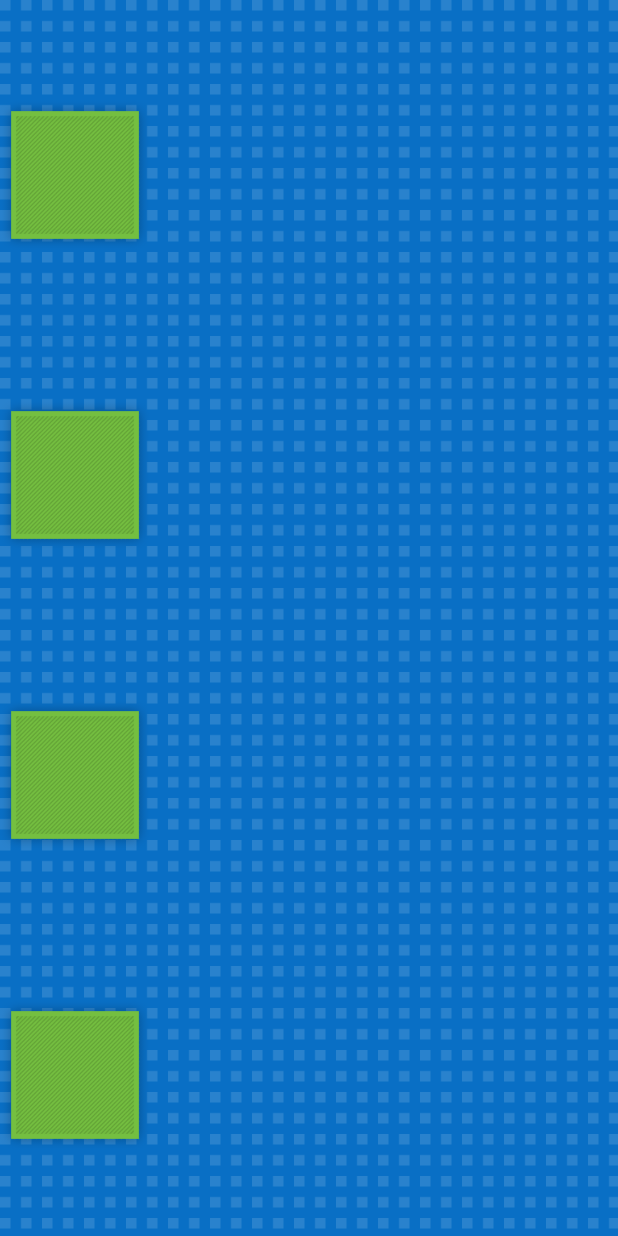
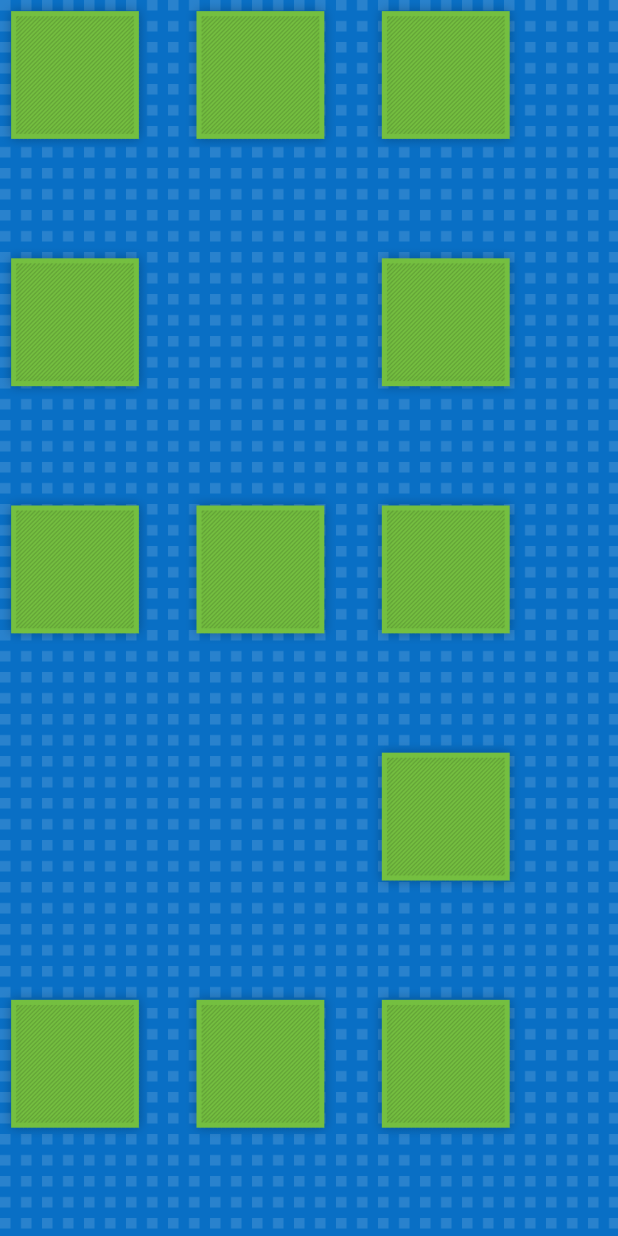
Before and after one commit to juliotguimaraes/9group, an Android app: the screen it shows after launch (MainActivity), on a phone screen of 412 x 824 dp. Run offline under Robolectric (Android 15) with nearby library versions, the phone set to English and light mode, and no system bars.

Commit message:
Adicionando alteracoes do Leandro

```diff
--- a/app/src/main/java/ninegroup/ninegame/MainActivity.java
+++ b/app/src/main/java/ninegroup/ninegame/MainActivity.java
@@ -3,11 +3,10 @@ package ninegroup.ninegame;
 import android.app.Activity;
 import android.content.Context;
 import android.content.Intent;
+import android.graphics.Point;
 import android.os.Bundle;
-import android.util.Log;
 import android.util.TypedValue;
 import android.view.View;
-import android.widget.Gallery;
 import android.widget.ImageView;
 import android.widget.LinearLayout;
 import android.widget.RelativeLayout;
@@ -17,23 +16,53 @@ public class MainActivity extends Activity {
 
     @Override
     protected void onCreate(Bundle savedInstanceState) {
+        Point size = new Point();
         super.onCreate(savedInstanceState);
         setContentView(R.layout.activity_main);
-        montarTabuleiro();
+        getWindowManager().getDefaultDisplay().getSize(size);
+        montarTabuleiro(size.x, size.y);
     }
 
-    protected void montarTabuleiro(){
+    protected void montarTabuleiro(int width, int height){
         RelativeLayout rl = (RelativeLayout)findViewById(R.id.meuLayout);
+        float linha[] = new float[5];
+        float coluna[] = new float[3];
 
-        CasaView casa_1 = new CasaView(this, (float)100.0, (float)100.0);
-        CasaView casa_2 = new CasaView(this, (float)400.0, (float)100.0);
-        CasaView casa_3 = new CasaView(this, (float)700.0, (float)100.0);
-        CasaView casa_4 = new CasaView(this, (float)1000.0, (float)100.0);
+        linha[0] = 0.0f;
+        linha[1] = 0.2f;
+        linha[2] = 0.4f;
+        linha[3] = 0.6f;
+        linha[4] = 0.8f;
+
+        coluna[0] = 0.0f;
+        coluna[1] = 0.3f;
+        coluna[2] = 0.6f;
+
+        CasaView casa_1 = new CasaView(this, linha[0]*height, coluna[0]*width);
+        CasaView casa_2 = new CasaView(this, linha[1]*height, coluna[0]*width);
+        CasaView casa_3 = new CasaView(this, linha[2]*height, coluna[0]*width);
+        CasaView casa_4 = new CasaView(this, linha[4]*height, coluna[0]*width);
+        CasaView casa_5 = new CasaView(this, linha[0]*height, coluna[1]*width);
+        CasaView casa_6 = new CasaView(this, linha[2]*height, coluna[1]*width);
+        CasaView casa_7 = new CasaView(this, linha[4]*height, coluna[1]*width);
+        CasaView casa_8 = new CasaView(this, linha[0]*height, coluna[2]*width);
+        CasaView casa_9 = new CasaView(this, linha[1]*height, coluna[2]*width);
+        CasaView casa_10 = new CasaView(this, linha[2]*height, coluna[2]*width);
+        CasaView casa_11 = new CasaView(this, linha[3]*height, coluna[2]*width);
+        CasaView casa_12 = new CasaView(this, linha[4]*height, coluna[2]*width);
 
         rl.addView(casa_1);
         rl.addView(casa_2);
         rl.addView(casa_3);
         rl.addView(casa_4);
+        rl.addView(casa_5);
+        rl.addView(casa_6);
+        rl.addView(casa_7);
+        rl.addView(casa_8);
+        rl.addView(casa_9);
+        rl.addView(casa_10);
+        rl.addView(casa_11);
+        rl.addView(casa_12);
     }
 
 }
@@ -42,6 +71,7 @@ class CasaView extends ImageView {
 
     public CasaView(Context context, float posicaoY, float posicaoX){
         super(context);
+        this.setX(posicaoX);
         this.setY(posicaoY);
         this.setClickable(true);
         this.setImageResource(R.drawable.pergunta_atual);
@@ -51,13 +81,13 @@ class CasaView extends ImageView {
         LinearLayout.LayoutParams parms = new LinearLayout.LayoutParams(tamanho, tamanho);
         this.setLayoutParams(parms);
 
-        this.setOnClickListener(new View.OnClickListener(){
+        this.setOnClickListener(new View.OnClickListener() {
             @Override
             public void onClick(View v) {
-                trocarImagem();
-
                 Intent intent = new Intent(v.getContext(), QuestionActivity.class);
                 v.getContext().startActivity(intent);
+
+                trocarImagem();
             }
         });
     }
```
Also changed, not shown: 184 other files.
